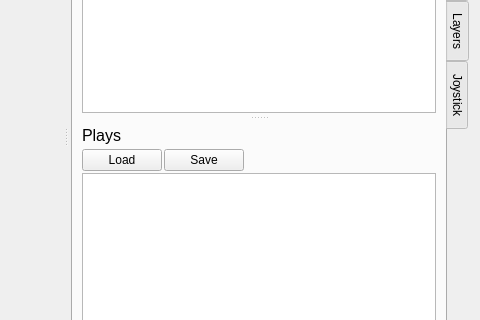
Old version of the form soccer/ui/MainWindow.ui in the repository RoboJackets/robocup-software; both pictures show x 851 to 1331 and y 300 to 620 of the 1331 by 827 pixel window.
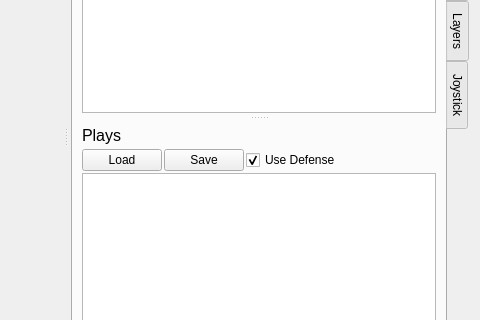
New version of the form. Icons and pictures are not drawn. Custom widgets are drawn as their Qt base class.

What changed in the file:
```diff
--- a/soccer/ui/MainWindow.ui
+++ b/soccer/ui/MainWindow.ui
@@ -1517,6 +1517,16 @@
                    </property>
                   </widget>
                  </item>
+                 <item>
+                  <widget class="QCheckBox" name="useDefenseCheckBox">
+                   <property name="text">
+                    <string>Use Defense</string>
+                   </property>
+                   <property name="checked">
+                    <bool>true</bool>
+                   </property>
+                  </widget>
+                 </item>
                  <item>
                   <spacer name="horizontalSpacer_4">
                    <property name="orientation">
```
